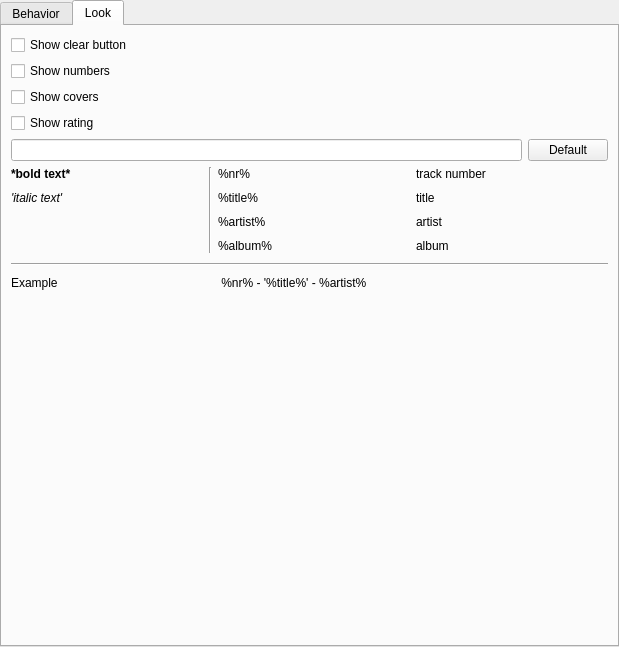
Above: src/Gui/Preferences/Playlist/GUI_PlaylistPreferences.ui from Inferno214221/sayonara-player before the change. Below: the same form after it.
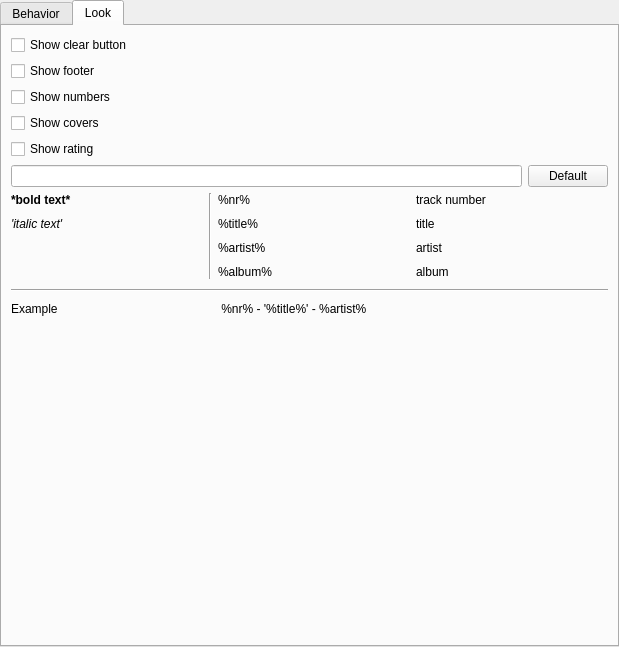
That is the form after the change.

What changed in the file:
```diff
--- a/src/Gui/Preferences/Playlist/GUI_PlaylistPreferences.ui
+++ b/src/Gui/Preferences/Playlist/GUI_PlaylistPreferences.ui
@@ -133,17 +133,24 @@
        <string>Look</string>
       </attribute>
       <layout class="QGridLayout" name="gridLayout_3">
-       <item row="1" column="0" colspan="2">
+       <item row="5" column="0">
+        <widget class="QLineEdit" name="leExpression"/>
+       </item>
+       <item row="3" column="0">
+        <widget class="QCheckBox" name="cbShowCovers">
+         <property name="text">
+          <string>Show covers</string>
+         </property>
+        </widget>
+       </item>
+       <item row="2" column="0" colspan="2">
         <widget class="QCheckBox" name="cbShowNumbers">
          <property name="text">
           <string>Show numbers</string>
          </property>
         </widget>
        </item>
-       <item row="4" column="0">
-        <widget class="QLineEdit" name="leExpression"/>
-       </item>
-       <item row="6" column="0">
+       <item row="7" column="0">
         <spacer name="verticalSpacer">
          <property name="orientation">
           <enum>Qt::Vertical</enum>
@@ -156,7 +163,28 @@
          </property>
         </spacer>
        </item>
-       <item row="5" column="0" colspan="2">
+       <item row="5" column="1">
+        <widget class="QPushButton" name="btnDefault">
+         <property name="text">
+          <string notr="true">Default</string>
+         </property>
+        </widget>
+       </item>
+       <item row="4" column="0">
+        <widget class="QCheckBox" name="cbShowRating">
+         <property name="text">
+          <string>Show rating</string>
+         </property>
+        </widget>
+       </item>
+       <item row="0" column="0">
+        <widget class="QCheckBox" name="cbShowClearButton">
+         <property name="text">
+          <string>Show clear button</string>
+         </property>
+        </widget>
+       </item>
+       <item row="6" column="0" colspan="2">
         <layout class="QGridLayout" name="gridLayout_2">
          <property name="horizontalSpacing">
           <number>6</number>
@@ -275,31 +303,10 @@
          </item>
         </layout>
        </item>
-       <item row="0" column="0">
-        <widget class="QCheckBox" name="cbShowClearButton">
+       <item row="1" column="0" colspan="2">
+        <widget class="QCheckBox" name="cbShowBottomBar">
          <property name="text">
-          <string>Show clear button</string>
-         </property>
-        </widget>
-       </item>
-       <item row="4" column="1">
-        <widget class="QPushButton" name="btnDefault">
-         <property name="text">
-          <string notr="true">Default</string>
-         </property>
-        </widget>
-       </item>
-       <item row="2" column="0">
-        <widget class="QCheckBox" name="cbShowCovers">
-         <property name="text">
-          <string>Show covers</string>
-         </property>
-        </widget>
-       </item>
-       <item row="3" column="0">
-        <widget class="QCheckBox" name="cbShowRating">
-         <property name="text">
-          <string>Show rating</string>
+          <string>Show footer</string>
          </property>
         </widget>
        </item>
```
